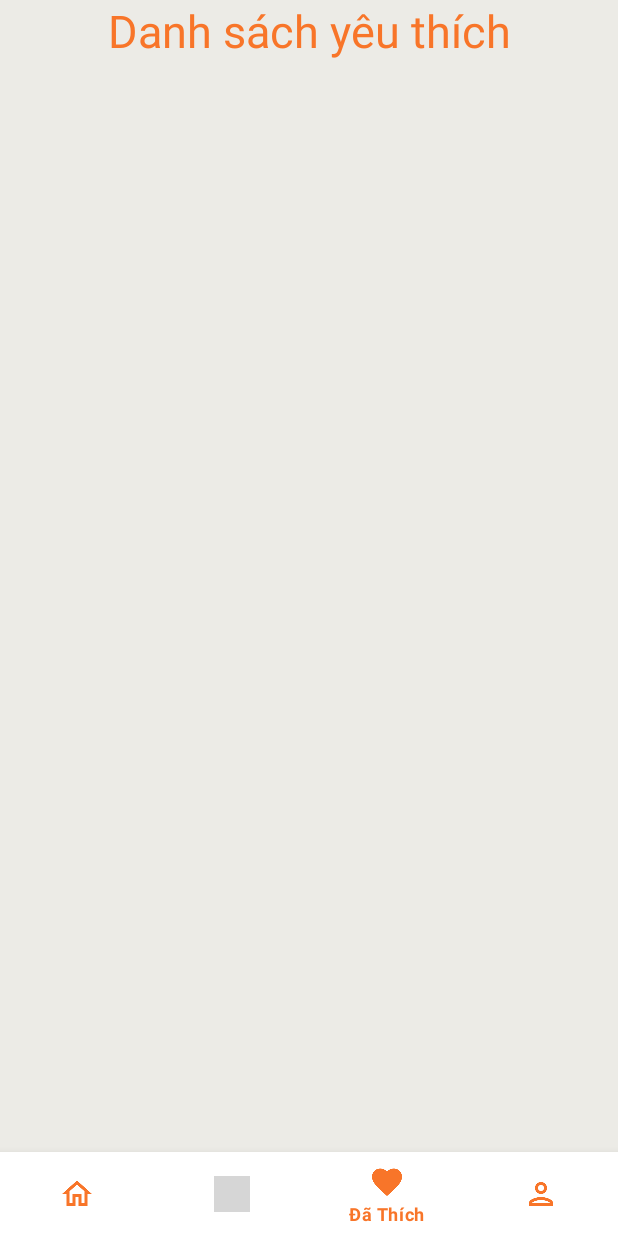
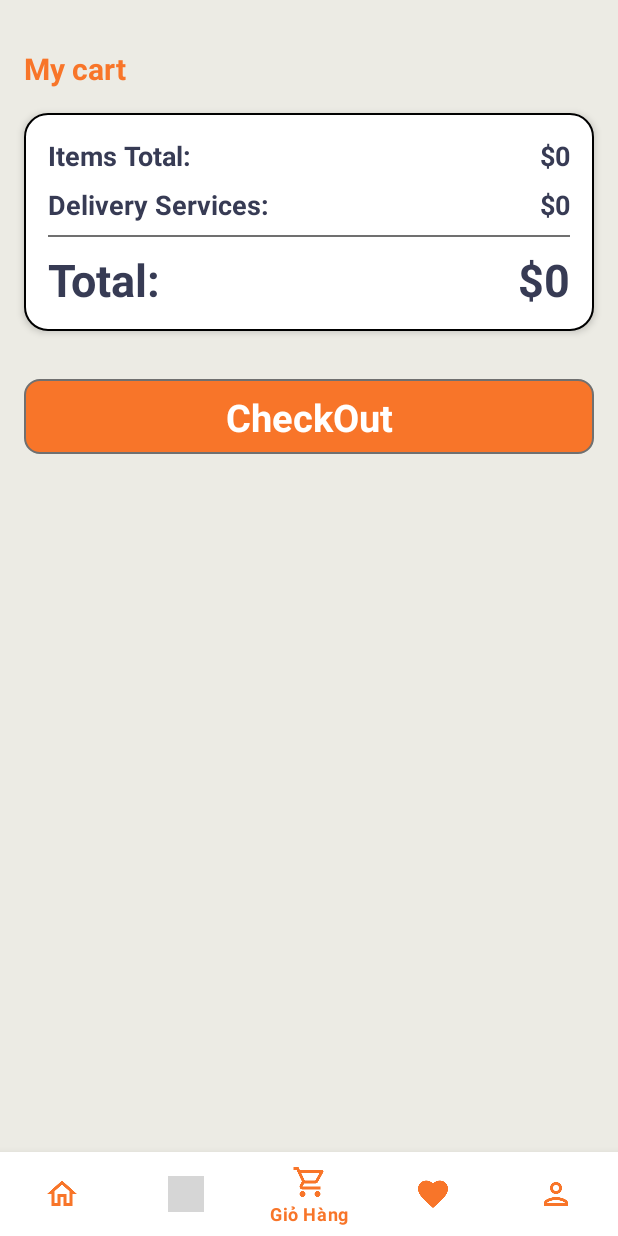
Before and after one commit to BenBen2109/HomeCooking, an Android app: the screen it shows after launch (MainActivity), item 3 of the bottom bar chosen, on a phone screen of 412 x 824 dp. Run offline under Robolectric (Android 15) with nearby library versions, the phone set to English and light mode, and no system bars; our stand-ins replace Picasso; libraries missing offline, so code that uses them is left out: com.readystatesoftware.sqliteasset; 5 statements that could not run were skipped; grey boxes are pictures that could not be loaded.

Commit message:
Khánh 8/11, add Cart

```diff
--- a/app/src/main/AndroidManifest.xml
+++ b/app/src/main/AndroidManifest.xml
@@ -1,5 +1,6 @@
 <?xml version="1.0" encoding="utf-8"?>
 <manifest xmlns:android="http://schemas.android.com/apk/res/android"
+    xmlns:tools="http://schemas.android.com/tools"
     package="com.cntt.homecooking">
 
     <uses-permission android:name="android.permission.INTERNET" />
@@ -23,7 +24,8 @@
             android:exported="false" />
         <activity
             android:name=".model.DetailCategory"
-            android:exported="false" />
+            android:exported="false"
+            tools:ignore="Instantiatable" />
         <activity
             android:name=".AboutUs"
             android:exported="true" />
--- /dev/null
+++ b/app/src/main/java/com/cntt/homecooking/Cart.java
@@ -0,0 +1,64 @@
+package com.cntt.homecooking;
+
+import android.os.Bundle;
+
+import androidx.fragment.app.Fragment;
+
+import android.view.LayoutInflater;
+import android.view.View;
+import android.view.ViewGroup;
+
+///**
+// * A simple {@link Fragment} subclass.
+// * Use the {@link Cart#newInstance} factory method to
+// * create an instance of this fragment.
+// */
+public class Cart extends Fragment {
+//
+//    // TODO: Rename parameter arguments, choose names that match
+//    // the fragment initialization parameters, e.g. ARG_ITEM_NUMBER
+//    private static final String ARG_PARAM1 = "param1";
+//    private static final String ARG_PARAM2 = "param2";
+//
+//    // TODO: Rename and change types of parameters
+//    private String mParam1;
+//    private String mParam2;
+//
+//    public Cart() {
+//        // Required empty public constructor
+//    }
+//
+//    /**
+//     * Use this factory method to create a new instance of
+//     * this fragment using the provided parameters.
+//     *
+//     * @param param1 Parameter 1.
+//     * @param param2 Parameter 2.
+//     * @return A new instance of fragment Cart.
+//     */
+//    // TODO: Rename and change types and number of parameters
+//    public static Cart newInstance(String param1, String param2) {
+//        Cart fragment = new Cart();
+//        Bundle args = new Bundle();
+//        args.putString(ARG_PARAM1, param1);
+//        args.putString(ARG_PARAM2, param2);
+//        fragment.setArguments(args);
+//        return fragment;
+//    }
+//
+//    @Override
+//    public void onCreate(Bundle savedInstanceState) {
+//        super.onCreate(savedInstanceState);
+//        if (getArguments() != null) {
+//            mParam1 = getArguments().getString(ARG_PARAM1);
+//            mParam2 = getArguments().getString(ARG_PARAM2);
+//        }
+//    }
+
+    @Override
+    public View onCreateView(LayoutInflater inflater, ViewGroup container,
+                             Bundle savedInstanceState) {
+        // Inflate the layout for this fragment
+        return inflater.inflate(R.layout.fragment_cart, container, false);
+    }
+}
--- a/app/src/main/java/com/cntt/homecooking/MainActivity.java
+++ b/app/src/main/java/com/cntt/homecooking/MainActivity.java
@@ -58,13 +58,20 @@ public class MainActivity extends AppCompatActivity {
                 int id = item.getItemId();
                 if(id == R.id.action_home){
                     mViewpager2.setCurrentItem(0);
-                } else if(id == R.id.action_formula){
+                }
+                else if(id == R.id.action_formula){
                     mViewpager2.setCurrentItem(1);
-                } else if(id == R.id.action_liked){
+                }
+                else if(id == R.id.action_cart){
                     mViewpager2.setCurrentItem(2);
-                } else if(id == R.id.action_me){
+                }
+                else if(id == R.id.action_liked){
                     mViewpager2.setCurrentItem(3);
                 }
+                else if(id == R.id.action_me){
+                    mViewpager2.setCurrentItem(4);
+                }
+
                 return true;
             }
         });
@@ -82,10 +89,14 @@ public class MainActivity extends AppCompatActivity {
                         break;
 
                     case 2:
+                        mBottomNavigationView.getMenu().findItem(R.id.action_cart).setChecked(true);
+                        break;
+
+                    case 3:
                         mBottomNavigationView.getMenu().findItem(R.id.action_liked).setChecked(true);
                         break;
 
-                    case 3:
+                    case 4:
                         mBottomNavigationView.getMenu().findItem(R.id.action_me).setChecked(true);
                         break;
                 }
--- a/app/src/main/java/com/cntt/homecooking/adapter/MyViewPagerAdapter.java
+++ b/app/src/main/java/com/cntt/homecooking/adapter/MyViewPagerAdapter.java
@@ -5,6 +5,7 @@ import androidx.fragment.app.Fragment;
 import androidx.fragment.app.FragmentActivity;
 import androidx.viewpager2.adapter.FragmentStateAdapter;
 
+import com.cntt.homecooking.Cart;
 import com.cntt.homecooking.Formula;
 import com.cntt.homecooking.Home;
 import com.cntt.homecooking.Liked;
@@ -26,9 +27,12 @@ public class MyViewPagerAdapter extends FragmentStateAdapter {
                 return new Formula();
 
             case 2:
+                return new Cart();
+
+            case 3:
                 return new Liked();
 
-            case 3:
+            case 4:
                 return  new Me();
 
             default:
@@ -39,6 +43,6 @@ public class MyViewPagerAdapter extends FragmentStateAdapter {
 
     @Override
     public int getItemCount() {
-        return 4;
+        return 5;
     }
 }
--- /dev/null
+++ b/app/src/main/res/drawable/background_cart.xml
@@ -0,0 +1,10 @@
+<?xml version="1.0" encoding="utf-8"?>
+<selector xmlns:android="http://schemas.android.com/apk/res/android">
+    <item>
+        <shape android:shape="rectangle">
+            <solid android:color="#ffffff"/>
+            <corners android:radius="15dp"/>
+            <stroke android:width="1dp" android:color="@color/black"/>
+        </shape>
+    </item>
+</selector>
--- /dev/null
+++ b/app/src/main/res/drawable/orange_btn_background.xml
@@ -0,0 +1,10 @@
+<?xml version="1.0" encoding="utf-8"?>
+<selector xmlns:android="http://schemas.android.com/apk/res/android">
+    <item>
+        <shape android:shape="rectangle">
+            <corners android:radius="10dp"/>
+            <solid android:color="#f87529"/>
+            <stroke android:color="#707070" android:width="1dp"/>
+        </shape>
+    </item>
+</selector>
--- /dev/null
+++ b/app/src/main/res/layout/fragment_cart.xml
@@ -0,0 +1,193 @@
+<?xml version="1.0" encoding="utf-8"?>
+<androidx.constraintlayout.widget.ConstraintLayout xmlns:android="http://schemas.android.com/apk/res/android"
+    xmlns:app="http://schemas.android.com/apk/res-auto"
+    xmlns:tools="http://schemas.android.com/tools"
+    android:layout_width="match_parent"
+    android:layout_height="match_parent"
+    android:background="#ecebe4"
+    tools:context=".Cart">
+
+    <ScrollView
+        android:layout_width="match_parent"
+        android:layout_height="match_parent">
+
+        <LinearLayout
+            android:layout_width="match_parent"
+            android:layout_height="wrap_content"
+            android:orientation="vertical">
+
+            <TextView
+                android:id="@+id/textView9"
+                android:layout_width="match_parent"
+                android:layout_height="wrap_content"
+                android:layout_marginTop="32dp"
+                android:paddingStart="16dp"
+                android:text="My cart"
+                android:textAlignment="viewStart"
+                android:textColor="#f87529"
+                android:textSize="20sp"
+                android:textStyle="bold" />
+
+            <androidx.recyclerview.widget.RecyclerView
+                android:id="@+id/cart_view"
+                android:layout_width="match_parent"
+                android:layout_height="match_parent" />
+
+            <LinearLayout
+                android:layout_width="match_parent"
+                android:layout_height="match_parent"
+                android:layout_margin="16dp"
+                android:background="@drawable/background_cart"
+                android:elevation="3dp"
+                android:orientation="vertical">
+
+                <LinearLayout
+                    android:layout_width="match_parent"
+                    android:layout_height="match_parent"
+                    android:layout_marginStart="16dp"
+                    android:layout_marginTop="16dp"
+                    android:layout_marginEnd="16dp"
+                    android:layout_marginBottom="4dp"
+                    android:orientation="horizontal">
+
+                    <TextView
+                        android:id="@+id/txtitemtotal"
+                        android:layout_width="wrap_content"
+                        android:layout_height="wrap_content"
+                        android:layout_weight="1"
+                        android:text="Items Total:"
+                        android:textColor="#373b54"
+                        android:textSize="18sp"
+                        android:textStyle="bold" />
+
+                    <TextView
+                        android:id="@+id/priceitemtotal"
+                        android:layout_width="wrap_content"
+                        android:layout_height="wrap_content"
+                        android:text="$0"
+                        android:textColor="#373b54"
+                        android:textSize="18sp"
+                        android:textStyle="bold" />
+                </LinearLayout>
+
+                <!--                <LinearLayout-->
+                <!--                    android:layout_width="match_parent"-->
+                <!--                    android:layout_height="match_parent"-->
+                <!--                    android:layout_marginStart="16dp"-->
+                <!--                    android:layout_marginTop="4dp"-->
+                <!--                    android:layout_marginEnd="16dp"-->
+                <!--                    android:layout_marginBottom="4dp"-->
+                <!--                    android:orientation="horizontal">-->
+
+                <!--                    <TextView-->
+                <!--                        android:id="@+id/textView11"-->
+                <!--                        android:layout_width="wrap_content"-->
+                <!--                        android:layout_height="wrap_content"-->
+                <!--                        android:layout_weight="1"-->
+                <!--                        android:text="Tax:"-->
+                <!--                        android:textColor="#373b54"-->
+                <!--                        android:textSize="18sp"-->
+                <!--                        android:textStyle="bold" />-->
+
+                <!--                    <TextView-->
+                <!--                        android:id="@+id/textView12"-->
+                <!--                        android:layout_width="wrap_content"-->
+                <!--                        android:layout_height="wrap_content"-->
+                <!--                        android:text="$0"-->
+                <!--                        android:textColor="#373b54"-->
+                <!--                        android:textSize="18sp"-->
+                <!--                        android:textStyle="bold" />-->
+                <!--                </LinearLayout>-->
+
+                <LinearLayout
+                    android:layout_width="match_parent"
+                    android:layout_height="match_parent"
+                    android:layout_marginStart="16dp"
+                    android:layout_marginTop="4dp"
+                    android:layout_marginEnd="16dp"
+                    android:layout_marginBottom="4dp"
+                    android:orientation="horizontal">
+
+                    <TextView
+                        android:id="@+id/txtdeli"
+                        android:layout_width="wrap_content"
+                        android:layout_height="wrap_content"
+                        android:layout_weight="1"
+                        android:text="Delivery Services:"
+                        android:textColor="#373b54"
+                        android:textSize="18sp"
+                        android:textStyle="bold" />
+
+                    <TextView
+                        android:id="@+id/pricedeli"
+                        android:layout_width="wrap_content"
+                        android:layout_height="wrap_content"
+                        android:text="$0"
+                        android:textColor="#373b54"
+                        android:textSize="18sp"
+                        android:textStyle="bold" />
+                </LinearLayout>
+
+                <View
+                    android:id="@+id/view"
+                    android:layout_width="match_parent"
+                    android:layout_height="1dp"
+                    android:layout_marginStart="16dp"
+                    android:layout_marginTop="4dp"
+                    android:layout_marginEnd="16dp"
+                    android:layout_marginBottom="4dp"
+                    android:background="#707070" />
+
+                <LinearLayout
+                    android:layout_width="match_parent"
+                    android:layout_height="match_parent"
+                    android:layout_marginStart="16dp"
+                    android:layout_marginTop="4dp"
+                    android:layout_marginEnd="16dp"
+                    android:layout_marginBottom="14dp"
+                    android:orientation="horizontal">
+
+                    <TextView
+                        android:id="@+id/textView11"
+                        android:layout_width="wrap_content"
+                        android:layout_height="wrap_content"
+                        android:layout_weight="1"
+                        android:text="Total:"
+                        android:textColor="#373b54"
+                        android:textSize="30sp"
+                        android:textStyle="bold" />
+
+                    <TextView
+                        android:id="@+id/textView12"
+                        android:layout_width="wrap_content"
+                        android:layout_height="wrap_content"
+                        android:text="$0"
+                        android:textColor="#373b54"
+                        android:textSize="30sp"
+                        android:textStyle="bold" />
+                </LinearLayout>
+            </LinearLayout>
+
+            <androidx.constraintlayout.widget.ConstraintLayout
+                android:layout_width="match_parent"
+                android:layout_height="50dp"
+                android:layout_margin="16dp"
+                android:background="@drawable/orange_btn_background">
+
+                <TextView
+                    android:id="@+id/textView14"
+                    android:layout_width="wrap_content"
+                    android:layout_height="wrap_content"
+                    android:text="CheckOut"
+                    android:textColor="#ffffff"
+                    android:textSize="25sp"
+                    android:textStyle="bold"
+                    app:layout_constraintBottom_toBottomOf="parent"
+                    app:layout_constraintEnd_toEndOf="parent"
+                    app:layout_constraintStart_toStartOf="parent"
+                    app:layout_constraintTop_toTopOf="parent" />
+            </androidx.constraintlayout.widget.ConstraintLayout>
+
+        </LinearLayout>
+    </ScrollView>
+</androidx.constraintlayout.widget.ConstraintLayout>
--- a/app/src/main/res/menu/menu_bottom_nav.xml
+++ b/app/src/main/res/menu/menu_bottom_nav.xml
@@ -6,10 +6,14 @@
     <item android:id="@+id/action_formula"
         android:title="@string/action_formula"
         android:icon="@drawable/outline_list_alt_black_48"/>
+    <item android:id="@+id/action_cart"
+        android:title="@string/action_cart"
+        android:icon="@drawable/outline_shopping_cart_black_48"/>
     <item android:id="@+id/action_liked"
         android:title="@string/action_liked"
         android:icon="@drawable/outline_favorite_black_48"/>
     <item android:id="@+id/action_me"
         android:title="@string/action_me"
         android:icon="@drawable/outline_person_black_48"/>
+
 </menu>
--- a/app/src/main/res/navigation/my_nav.xml
+++ b/app/src/main/res/navigation/my_nav.xml
@@ -25,4 +25,9 @@
         android:name="com.cntt.homecooking.Formula"
         android:label="fragment_formula"
         tools:layout="@layout/fragment_formula" />
+    <fragment
+        android:id="@+id/action_cart"
+        android:name="com.cntt.homecooking.Cart"
+        android:label="fragment_cart"
+        tools:layout="@layout/fragment_cart" />
 </navigation>
--- a/app/src/main/res/values/strings.xml
+++ b/app/src/main/res/values/strings.xml
@@ -1,9 +1,10 @@
 <resources>
     <string name="app_name">Home Cooking</string>
     <string name="action_home">Home</string>
-    <string name="action_formula">Công Thức Của Tôi</string>
+    <string name="action_formula">Công Thức</string>
     <string name="action_liked">Đã Thích</string>
     <string name="action_me">Tôi</string>
+    <string name="action_cart">Giỏ Hàng</string>
     <!-- TODO: Remove or change this placeholder text -->
     <string name="hello_blank_fragment">Hello blank fragment</string>
 </resources>
```
